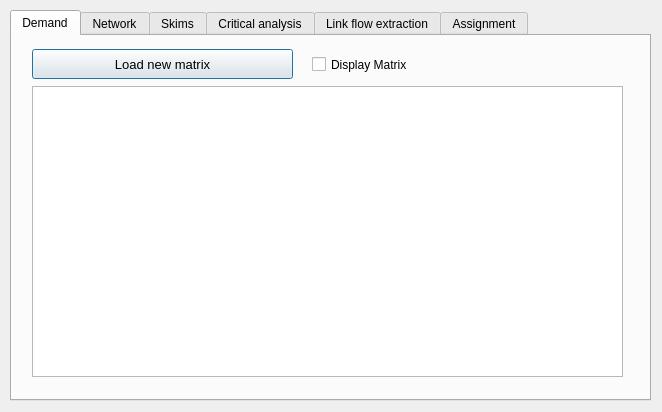
Qt form paths_procedures/forms/ui_traffic_assignment.ui (AequilibraE/qaequilibrae) before a commit.
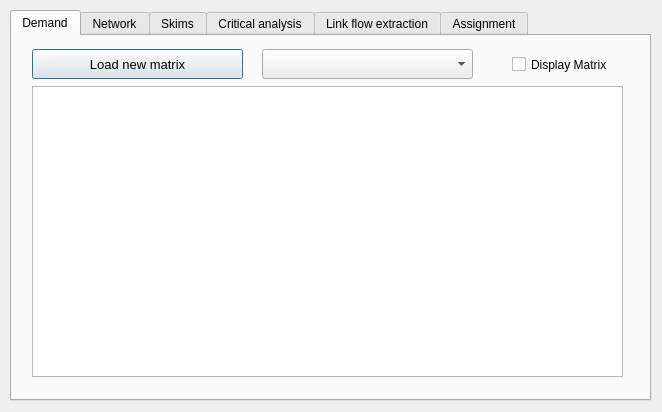
The same form after that commit.

Commit message: Chipping away on matrix loading and displaying

Diff of the .ui file:
```diff
--- a/paths_procedures/forms/ui_traffic_assignment.ui
+++ b/paths_procedures/forms/ui_traffic_assignment.ui
@@ -45,7 +45,7 @@
       <rect>
        <x>20</x>
        <y>13</y>
-       <width>261</width>
+       <width>211</width>
        <height>30</height>
       </rect>
      </property>
@@ -61,9 +61,9 @@
     <widget class="QCheckBox" name="display_matrix">
      <property name="geometry">
       <rect>
-       <x>300</x>
+       <x>500</x>
        <y>20</y>
-       <width>121</width>
+       <width>111</width>
        <height>17</height>
       </rect>
      </property>
@@ -81,6 +81,16 @@
       </rect>
      </property>
     </widget>
+    <widget class="QComboBox" name="matrix_core">
+     <property name="geometry">
+      <rect>
+       <x>250</x>
+       <y>13</y>
+       <width>211</width>
+       <height>30</height>
+      </rect>
+     </property>
+    </widget>
    </widget>
    <widget class="QWidget" name="tab_2">
     <attribute name="title">
```
The commit also changes 7 other files.
